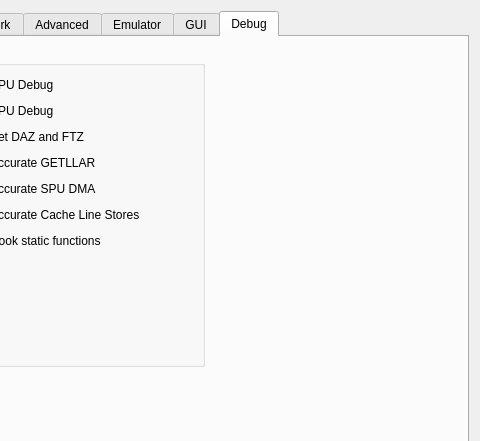
The window that rpcs3/rpcs3qt/settings_dialog.ui (RPCS3/rpcs3) describes before a commit, drawn with Qt 5; both pictures show x 316 to 796 and y 0 to 441 of the 796 by 677 pixel window.
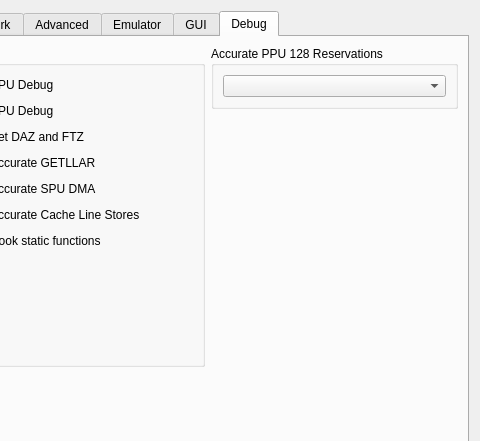
The same window after the commit. The open tabs and pages were chosen to show the change. Icons and pictures are not drawn.

Commit message: Add Accurate PPU 128 Reservations to Debug tab

```diff
--- a/rpcs3/rpcs3qt/settings_dialog.ui
+++ b/rpcs3/rpcs3qt/settings_dialog.ui
@@ -3537,7 +3537,50 @@
           </widget>
          </item>
          <item>
-          <widget class="QWidget" name="debug_spacer_widget" native="true"/>
+          <widget class="QWidget" name="debug_more_stuff" native="true">
+           <layout class="QVBoxLayout" name="debug_more_stuff_layout">
+            <property name="leftMargin">
+             <number>0</number>
+            </property>
+            <property name="topMargin">
+             <number>0</number>
+            </property>
+            <property name="rightMargin">
+             <number>0</number>
+            </property>
+            <property name="bottomMargin">
+             <number>0</number>
+            </property>
+            <item>
+             <widget class="QGroupBox" name="gb_accurate_ppu_128">
+              <property name="title">
+               <string>Accurate PPU 128 Reservations</string>
+              </property>
+              <layout class="QVBoxLayout" name="gb_accurate_ppu_128_layout">
+               <item>
+                <widget class="QComboBox" name="combo_accurate_ppu_128"/>
+               </item>
+              </layout>
+             </widget>
+            </item>
+            <item>
+             <spacer name="verticalSpacerDebugMore">
+              <property name="orientation">
+               <enum>Qt::Vertical</enum>
+              </property>
+              <property name="sizeType">
+               <enum>QSizePolicy::MinimumExpanding</enum>
+              </property>
+              <property name="sizeHint" stdset="0">
+               <size>
+                <width>0</width>
+                <height>0</height>
+               </size>
+              </property>
+             </spacer>
+            </item>
+           </layout>
+          </widget>
          </item>
         </layout>
        </item>
```
Left out of the diff: 2 changed lines with no effect on the pictures. The commit also changes 4 other files.
